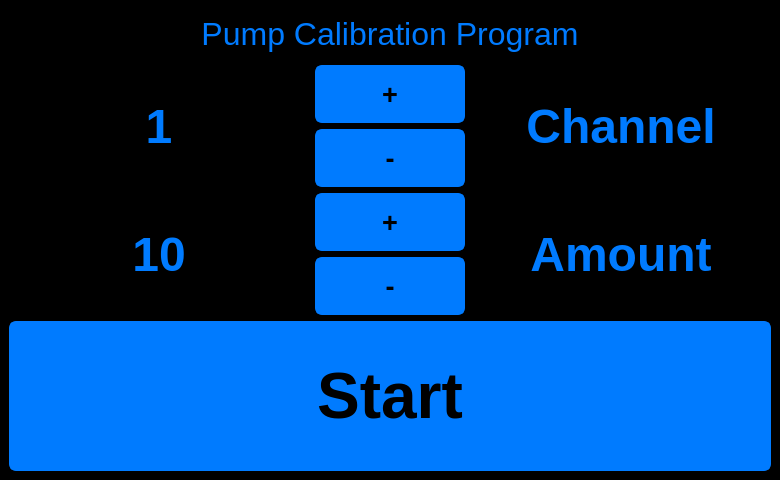
Above: src/ui_elements/Calibration.ui from AndreWohnsland/CocktailBerry before the change. Below: the same form after it.
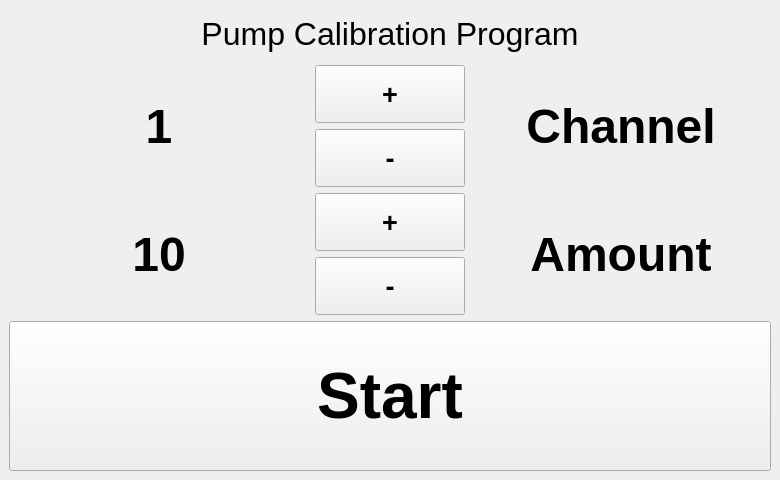
That is the form after the change.

The edit to the form file:
```diff
--- a/src/ui_elements/Calibration.ui
+++ b/src/ui_elements/Calibration.ui
@@ -14,53 +14,7 @@
    <string>Calibration</string>
   </property>
   <property name="styleSheet">
-   <string notr="true">QWidget {
-	color: rgb(0, 123, 255);	
-	background-color: rgb(0, 0, 0);
-}
-
-QPushButton  {
-	background-color: rgb(0, 123, 255);  
-	color: rgb(0, 0, 0);
-    border-width: 3px;
-	border-color: rgb(0, 123, 255);
-	border-style: solid;
-	border-radius: 7;
-	padding: 3px;
-	padding-left: 5px;
-	padding-right: 5px;
-}
-
-
-QPushButton:pressed {
-	background-color: rgb(239, 151, 0);	
-	border-color: rgb(239, 151, 0);	
-}
-
-
-QComboBox {
-	color: rgb(0, 123, 255);	
-    border: 1px solid  rgb(97, 97, 97);
-    border-top-left-radius: 7px;
-    border-bottom-left-radius: 7px;
-    padding: 1px 18px 1px 5px;
-    min-width: 6em;
-}
-
-QComboBox:on { /* shift the text when the popup opens */
-    border: 1px solid  rgb(97, 97, 97);
-    border-top-left-radius: 7px;
-    border-bottom-left-radius: 0px;
-	color: rgb(239, 151, 0);
-}
-
-
-QComboBox QAbstractItemView {
-    border: 1px solid  rgb(97, 97, 97);
-}
-
-
-</string>
+   <string notr="true"/>
   </property>
   <widget class="QWidget" name="centralwidget">
    <layout class="QVBoxLayout" name="verticalLayout">
```
Left out of the diff: 15 changed lines with no effect on the pictures.
